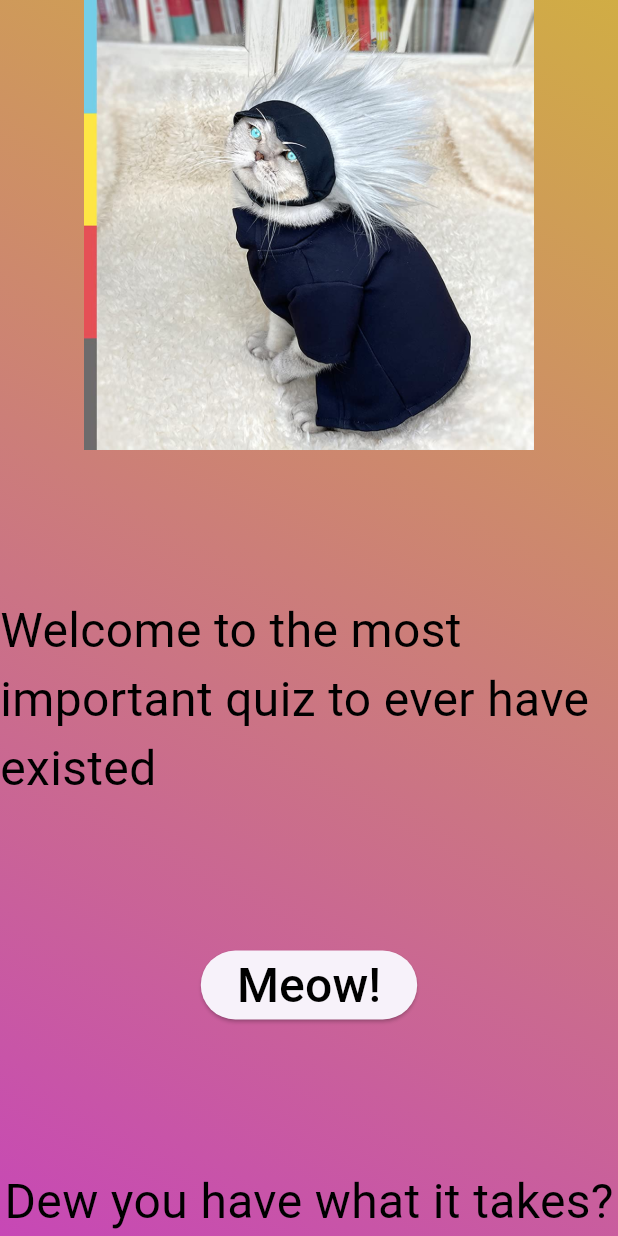
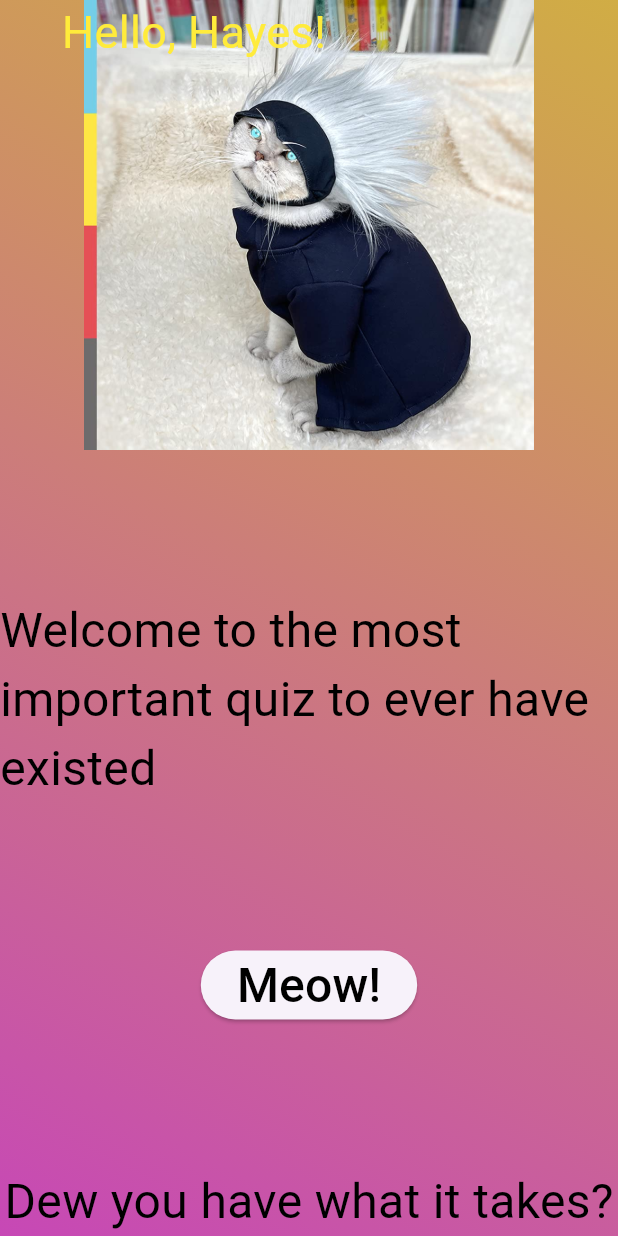
Before and after one commit to Hayes1995/quizpractice, a Flutter app: the screen it shows after launch, on a phone screen of 412 x 824 dp. Run offline on Flutter 3.47's test engine with Material 3 defaults, Android fonts, the light colour scheme and no system bars.

Commit message:
Added scrolling banner

```diff
--- a/lib/main.dart
+++ b/lib/main.dart
@@ -5,7 +5,9 @@ void main() {
   runApp(
     MaterialApp(
       home: Scaffold(
-        body: Container(
+        body: Stack(
+          children: [
+            Container(
               decoration: const BoxDecoration(
                 gradient: LinearGradient(colors: [
                   Color.fromARGB(227, 192, 50, 173),
@@ -14,7 +16,57 @@ void main() {
               ),
               child: Button(),
             ),
+            HelloWidget()
+          ],
+        ),
       ),
     ),
   );
 }
+
+class HelloWidget extends StatefulWidget {
+  const HelloWidget({super.key});
+
+  @override
+  State<HelloWidget> createState() => _HelloWidgetState();
+}
+
+class _HelloWidgetState extends State<HelloWidget>
+    with SingleTickerProviderStateMixin {
+  late final AnimationController _controller;
+
+  @override
+  void initState() {
+    super.initState();
+    _controller = AnimationController(vsync: this);
+    _controller.repeat(reverse: true, period: const Duration(seconds: 2));
+  }
+
+  @override
+  void dispose() {
+    _controller.dispose();
+    super.dispose();
+  }
+
+  Widget build(BuildContext context) {
+    var width = MediaQuery.of(context).size.width;
+
+    return AnimatedBuilder(
+      animation: _controller,
+      builder: (context, child) => Positioned(
+        left: _controller.value * width,
+        child: child!,
+      ),
+      child: const Positioned(
+        left: 0.5,
+        child: Text(
+          "Hello, Hayes!",
+          style: TextStyle(
+            color: Colors.yellow,
+            fontSize: 30,
+          ),
+        ),
+      ),
+    );
+  }
+}
```
Lines whose indentation alone changed are shown as unchanged.
